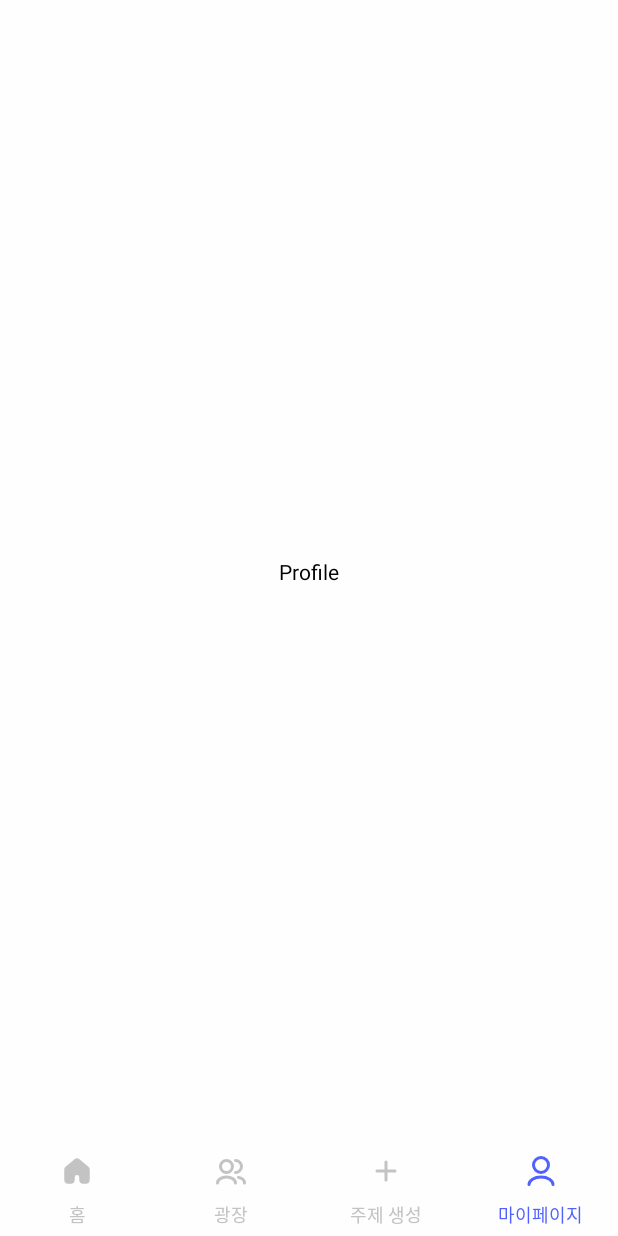
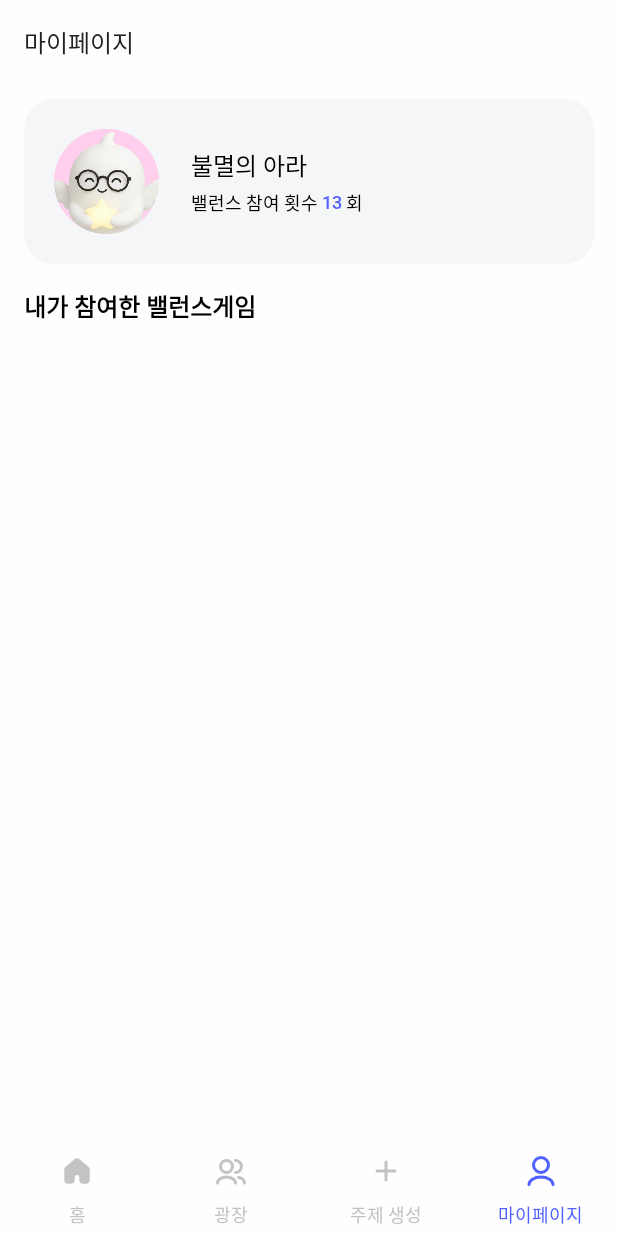
Before and after one commit to SOPT-all/37-SOPKATHON-ANDROID-ANDROID1, an Android app built with Jetpack Compose: the screen it shows after launch (HomeActivity), after a tap on "마이페이지", on a phone screen of 412 x 824 dp. Run offline under Robolectric (Android 15) with nearby library versions, the phone set to English and light mode, and no system bars; our stand-ins replace Dagger/Hilt's generated code; libraries missing offline, so code that uses them is left out: com.jakewharton.retrofit2.

Commit message:
[feat/#37] 프로필 화면

```diff
--- a/app/src/main/java/com/sopt/sopkathon_android1/presentation/profile/ProfileScreen.kt
+++ b/app/src/main/java/com/sopt/sopkathon_android1/presentation/profile/ProfileScreen.kt
@@ -1,24 +1,54 @@
 package com.sopt.sopkathon_android1.presentation.profile
 
-import androidx.compose.foundation.layout.Box
-import androidx.compose.foundation.layout.fillMaxWidth
+import androidx.compose.foundation.background
+import androidx.compose.foundation.layout.Column
+import androidx.compose.foundation.layout.Spacer
+import androidx.compose.foundation.layout.fillMaxSize
+import androidx.compose.foundation.layout.height
+import androidx.compose.foundation.layout.padding
 import androidx.compose.material3.Text
 import androidx.compose.runtime.Composable
-import androidx.compose.ui.Alignment
 import androidx.compose.ui.Modifier
+import androidx.compose.ui.tooling.preview.Preview
+import androidx.compose.ui.unit.dp
 import androidx.hilt.navigation.compose.hiltViewModel
+import com.sopt.sopkathon_android1.core.designsystem.component.SopkathonTopappbar
+import com.sopt.sopkathon_android1.core.designsystem.theme.SOPKATHONTheme
+import com.sopt.sopkathon_android1.core.designsystem.theme.SopkathonTheme
+import com.sopt.sopkathon_android1.presentation.profile.component.ProfileCard
 
 @Composable
 fun ProfileScreen(
     modifier: Modifier = Modifier,
     viewModel: ProfileViewModel = hiltViewModel()
 ) {
-    Box(
-        modifier = modifier.fillMaxWidth(),
-        contentAlignment = Alignment.Center
+    val paddedModifier = Modifier.padding(horizontal = 16.dp)
+
+    Column(
+        modifier = modifier
+            .fillMaxSize()
+            .background(SopkathonTheme.colors.gray_100)
     ) {
+        SopkathonTopappbar("마이페이지")
+
+        Spacer(modifier = Modifier.height(10.dp))
+
+        ProfileCard(modifier = paddedModifier)
+
+        Spacer(modifier = Modifier.height(16.dp))
+
         Text(
-            text = "Profile"
+            text = "내가 참여한 밸런스게임",
+            style = SopkathonTheme.typography.titleSemiBold16,
+            modifier = paddedModifier
         )
     }
 }
+
+@Preview(showBackground = true)
+@Composable
+private fun ProfileScreenPreview() {
+    SOPKATHONTheme{
+        ProfileScreen()
+    }
+}
```
